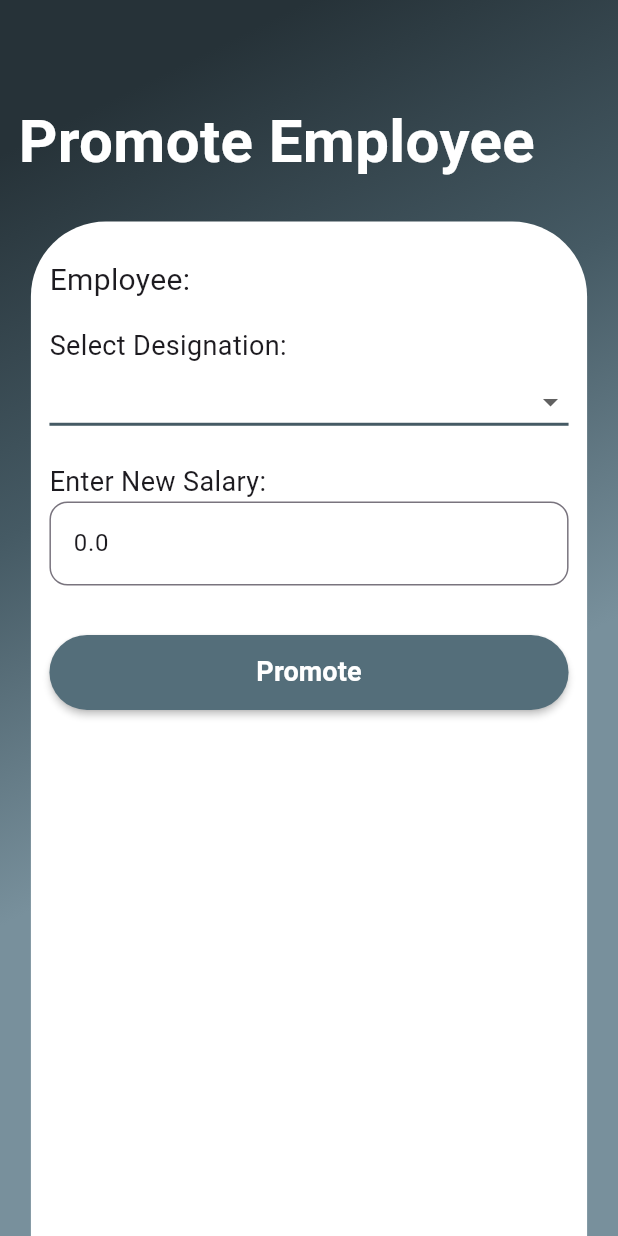
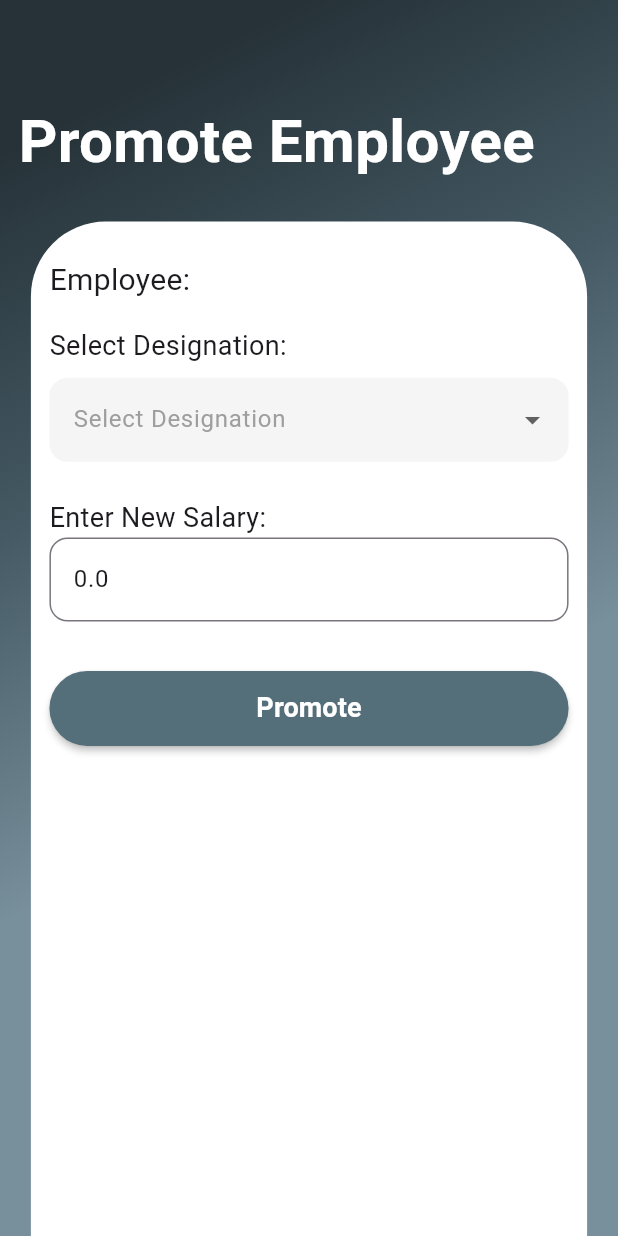
Before and after one commit to fasitahir/nextay, a Flutter app: the PromoteEmployee screen opened directly with empty values, on a phone screen of 412 x 824 dp. Run offline on Flutter 3.47's test engine with Material 3 defaults, Android fonts, the phone set to English and light mode, and no system bars; our stand-ins replace animate_do, fl_chart, flutter_dotenv, flutter_rating_bar, google_fonts, shared_preferences; accounts and stored records are empty; network calls fail.

Commit message:
Bugs in promotion fixed

```diff
--- a/hotel_management_system/lib/UI/Employee_Management/Promote.dart
+++ b/hotel_management_system/lib/UI/Employee_Management/Promote.dart
@@ -7,6 +7,14 @@ import 'package:flutter_dotenv/flutter_dotenv.dart';
 
 final String? Ip = dotenv.env['IP'];
 final String? Port = dotenv.env['PORT'];
+
+final List<String> designations = [
+  'Manager',
+  'Staff',
+  'Finance Manager',
+  'Chef',
+  'Janitor'
+];
 
 class EmployeeManagement extends StatefulWidget {
   const EmployeeManagement({super.key});
@@ -96,7 +104,8 @@ class _EmployeeManagementState extends State<EmployeeManagement> {
                 onChanged: (value) {
                   setState(() {
                     // Check for non-numeric characters or invalid salary format
-                    if (RegExp(r'[^0-9]').hasMatch(value)) {
+                    if (RegExp(r'[^0-9.]').hasMatch(value) ||
+                        RegExp(r'\.\d*\.\d*').hasMatch(value)) {
                       errorMessage = "Enter a valid salary (numbers only)";
                     } else {
                       errorMessage = null;
@@ -459,28 +468,12 @@ class _PromoteEmployeeState extends State<PromoteEmployee> {
                         "Select Designation:",
                         style: const TextStyle(fontSize: 18),
                       ),
-                      DropdownButton<String>(
-                        value: selectedDesignation,
-                        items: ['Chef', 'Janitor', 'Staff', 'Manager']
-                            .map((designation) {
-                          return DropdownMenuItem<String>(
-                            value: designation,
-                            child: Text(designation),
-                          );
-                        }).toList(),
-                        onChanged: (String? newValue) {
-                          setState(() {
-                            selectedDesignation = newValue;
-                          });
-                        },
-                        isExpanded: true,
-                        style:
-                            const TextStyle(fontSize: 18, color: Colors.black),
-                        underline: Container(
-                          height: 2,
-                          color: Colors.blueGrey[700],
-                        ),
-                      ),
+                      buildDropdown("Select Designation", designations,
+                          (value) {
+                        setState(() {
+                          selectedDesignation = value;
+                        });
+                      }, selectedDesignation),
                       SizedBox(height: screenHeight * 0.02),
                       Text(
                         "Enter New Salary:",
@@ -499,7 +492,8 @@ class _PromoteEmployeeState extends State<PromoteEmployee> {
                         ),
                         onChanged: (value) {
                           setState(() {
-                            if (RegExp(r'[^0-9]').hasMatch(value)) {
+                            if (RegExp(r'[^0-9.]').hasMatch(value) ||
+                                RegExp(r'\.\d*\.\d*').hasMatch(value)) {
                               errorMessage =
                                   "Enter a valid salary (numbers only)";
                             } else {
@@ -570,6 +564,40 @@ class _PromoteEmployeeState extends State<PromoteEmployee> {
       ),
     );
   }
+
+  // Build Dropdown Menu with Validation
+  Widget buildDropdown(String hintText, List<String> items,
+      Function(String?) onChanged, String? selectedValue) {
+    return Padding(
+      padding: const EdgeInsets.symmetric(vertical: 8.0),
+      child: DropdownButtonFormField<String>(
+        value: selectedValue,
+        decoration: InputDecoration(
+          labelText: hintText,
+          labelStyle: const TextStyle(color: Colors.grey),
+          filled: true,
+          fillColor: Colors.grey.shade100,
+          border: OutlineInputBorder(
+            borderRadius: BorderRadius.circular(12.0),
+            borderSide: BorderSide.none,
+          ),
+        ),
+        items: items.map((item) {
+          return DropdownMenuItem<String>(
+            value: item,
+            child: Text(item),
+          );
+        }).toList(),
+        onChanged: onChanged,
+        validator: (value) {
+          if (value == null || value.isEmpty) {
+            return 'Please select a $hintText';
+          }
+          return null;
+        },
+      ),
+    );
+  }
 }
 
 class Employee {
```
Also changed, not shown: 2 other files.
